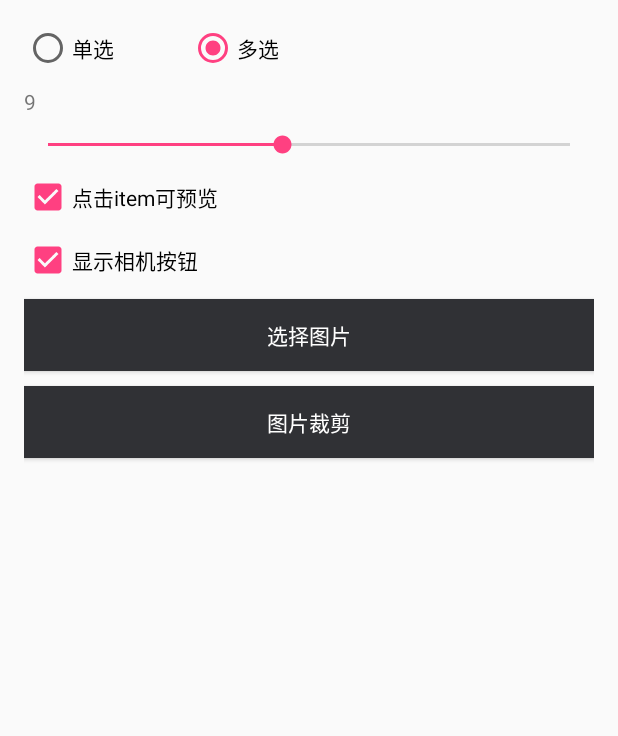
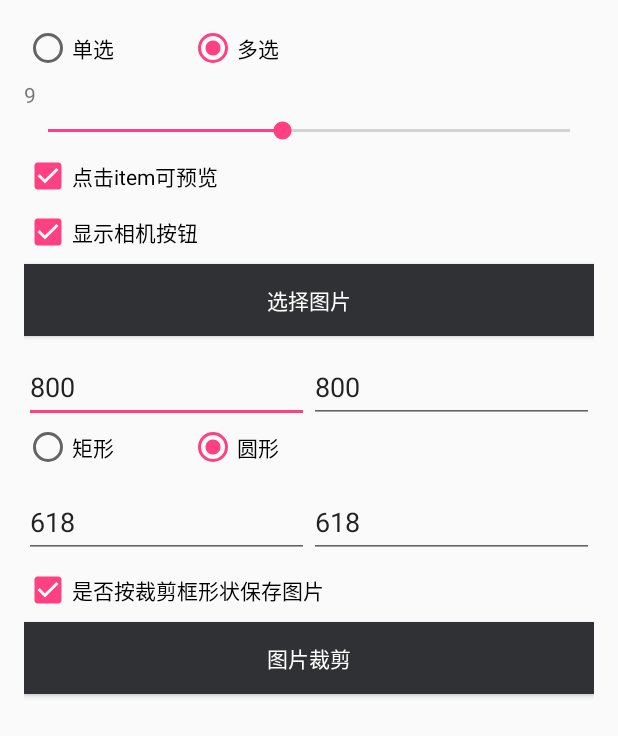
Before and after one commit to sundevin/PicturePicker, an Android app: the screen it shows after launch (MainActivity), on a phone screen of 412 x 824 dp. Shown: the top 736 px of the screen. Run offline under Robolectric (Android 15) with nearby library versions, the phone set to English and light mode, and no system bars.

Commit message:
补充sample, 更新README.md

```diff
--- a/app/src/main/java/com/devin/demo/MainActivity.java
+++ b/app/src/main/java/com/devin/demo/MainActivity.java
@@ -10,6 +10,7 @@ import android.view.View;
 import android.view.ViewGroup;
 import android.widget.Button;
 import android.widget.CheckBox;
+import android.widget.EditText;
 import android.widget.ImageView;
 import android.widget.LinearLayout;
 import android.widget.RadioButton;
@@ -54,6 +55,14 @@ public class MainActivity extends AppCompatActivity {
     private CheckBox cbCanPreview;
     private CheckBox cbShowCamera;
     private Button button;
+    private EditText etOutPutX;
+    private EditText etOutPutY;
+    private RadioGroup rgFarmShape;
+    private RadioButton rbRectangle;
+    private RadioButton rbCircle;
+    private EditText etFarmWidth;
+    private EditText etFarmHeight;
+    private CheckBox cbSaveByFarmShape;
     private Button button2;
     private RecyclerView recyclerView;
 
@@ -67,8 +76,21 @@ public class MainActivity extends AppCompatActivity {
         cbCanPreview = (CheckBox) findViewById(R.id.cb_canPreview);
         cbShowCamera = (CheckBox) findViewById(R.id.cb_showCamera);
         button = (Button) findViewById(R.id.button);
+        etOutPutX = (EditText) findViewById(R.id.et_out_put_x);
+        etOutPutY = (EditText) findViewById(R.id.et_out_put_y);
+        rgFarmShape = (RadioGroup) findViewById(R.id.rg_farm_shape);
+        rbRectangle = (RadioButton) findViewById(R.id.rb_rectangle);
+        rbCircle = (RadioButton) findViewById(R.id.rb_circle);
+        etFarmWidth = (EditText) findViewById(R.id.et_farm_width);
+        etFarmHeight = (EditText) findViewById(R.id.et_farm_height);
+        cbSaveByFarmShape = (CheckBox) findViewById(R.id.cb_save_by_farm_shape);
         button2 = (Button) findViewById(R.id.button2);
         recyclerView = (RecyclerView) findViewById(R.id.recyclerView);
+
+        DisplayMetrics displayMetrics = getResources().getDisplayMetrics();
+        etFarmWidth.setText(String.valueOf(displayMetrics.widthPixels));
+        etFarmHeight.setText(String.valueOf(displayMetrics.widthPixels));
+
 
         rgPickType.setOnCheckedChangeListener(new RadioGroup.OnCheckedChangeListener() {
             @Override
@@ -128,15 +150,13 @@ public class MainActivity extends AppCompatActivity {
                     Toast.makeText(MainActivity.this, "先选图片", Toast.LENGTH_SHORT).show();
                 } else {
 
-                    DisplayMetrics displayMetrics = getResources().getDisplayMetrics();
-
                     CropOptions cropOptions = new CropOptions.Builder()
-                            .setOutPutX(800)
-                            .setOutPutY(800)
-                            .setStyle(CropImageView.Style.RECTANGLE)
-                            .setFocusWidth(displayMetrics.widthPixels)
-                            .setFocusHeight(displayMetrics.widthPixels)
-                            .setSaveRectangle(false)
+                            .setOutPutX(Integer.parseInt(etOutPutX.getText().toString()))
+                            .setOutPutY(Integer.parseInt(etOutPutY.getText().toString()))
+                            .setStyle(rbRectangle.isChecked()? CropImageView.Style.RECTANGLE:CropImageView.Style.CIRCLE)
+                            .setFocusWidth(Integer.parseInt(etFarmWidth.getText().toString()))
+                            .setFocusHeight(Integer.parseInt(etFarmHeight.getText().toString()))
+                            .setSaveRectangle(!cbSaveByFarmShape.isSaveEnabled())
                             .build();
 
                     PictureCropActivity.startPictureCropActivity(MainActivity.this, pictureItemList.get(0).pictureAbsPath, cropOptions, CROP_IMG_REQUEST);
--- a/app/src/main/res/layout/activity_main.xml
+++ b/app/src/main/res/layout/activity_main.xml
@@ -8,8 +8,7 @@
     android:paddingBottom="@dimen/activity_vertical_margin"
     android:paddingLeft="@dimen/activity_horizontal_margin"
     android:paddingRight="@dimen/activity_horizontal_margin"
-    android:paddingTop="@dimen/activity_vertical_margin"
-    tools:context="com.devin.demo.MainActivity">
+    android:paddingTop="@dimen/activity_vertical_margin">
 
     <LinearLayout
         android:layout_width="match_parent"
@@ -44,13 +43,13 @@
             android:id="@+id/tv_max_count"
             android:layout_width="wrap_content"
             android:layout_height="wrap_content"
-            android:layout_marginTop="10dp" />
+            android:layout_marginTop="5dp" />
 
         <SeekBar
             android:id="@+id/seekBar"
             android:layout_width="match_parent"
             android:layout_height="wrap_content"
-            android:layout_marginTop="10dp"
+            android:layout_marginTop="5dp"
             android:max="20"
             android:progress="9" />
 
@@ -59,7 +58,7 @@
             android:id="@+id/cb_canPreview"
             android:layout_width="match_parent"
             android:layout_height="wrap_content"
-            android:layout_marginTop="10dp"
+            android:layout_marginTop="5dp"
             android:checked="true"
             android:text="点击item可预览" />
 
@@ -67,7 +66,7 @@
             android:id="@+id/cb_showCamera"
             android:layout_width="match_parent"
             android:layout_height="wrap_content"
-            android:layout_marginTop="10dp"
+            android:layout_marginTop="5dp"
             android:checked="true"
             android:text="显示相机按钮" />
 
@@ -76,25 +75,106 @@
             android:id="@+id/button"
             android:layout_width="match_parent"
             android:layout_height="wrap_content"
-            android:layout_marginTop="10dp"
+            android:layout_marginTop="5dp"
             android:background="@color/color_303135"
             android:text="选择图片"
             android:textColor="#fff" />
+
+        <LinearLayout
+            android:layout_width="match_parent"
+            android:layout_height="wrap_content"
+            android:layout_marginTop="10dp">
+
+            <EditText
+                android:id="@+id/et_out_put_x"
+                android:layout_width="0dp"
+                android:text="800"
+                android:inputType="number"
+                android:layout_height="wrap_content"
+                android:layout_weight="1"
+                android:hint="期望输出的图片的宽" />
+
+            <EditText
+                android:id="@+id/et_out_put_y"
+                android:layout_width="0dp"
+                android:inputType="number"
+                android:text="800"
+                android:layout_height="wrap_content"
+                android:layout_weight="1"
+                android:hint="期望输出的图片的高" />
+
+        </LinearLayout>
+
+
+        <RadioGroup
+            android:id="@+id/rg_farm_shape"
+            android:layout_width="match_parent"
+            android:layout_height="wrap_content"
+            android:orientation="horizontal">
+
+            <RadioButton
+                android:id="@+id/rb_rectangle"
+                android:layout_width="wrap_content"
+                android:layout_height="wrap_content"
+                android:text="矩形" />
+
+            <RadioButton
+                android:id="@+id/rb_circle"
+                android:layout_width="wrap_content"
+                android:layout_height="wrap_content"
+                android:layout_marginLeft="50dp"
+                android:checked="true"
+                android:text="圆形" />
+
+        </RadioGroup>
+
+        <LinearLayout
+            android:layout_width="match_parent"
+            android:layout_height="wrap_content"
+            android:layout_marginTop="10dp">
+
+            <EditText
+                android:id="@+id/et_farm_width"
+                android:layout_width="0dp"
+                android:inputType="number"
+                android:text="280"
+                android:layout_height="wrap_content"
+                android:layout_weight="1"
+                android:hint="裁剪框宽" />
+
+            <EditText
+                android:id="@+id/et_farm_height"
+                android:layout_width="0dp"
+                android:inputType="number"
+                android:text="280"
+                android:layout_height="wrap_content"
+                android:layout_weight="1"
+                android:hint="裁剪框高" />
+
+        </LinearLayout>
+
+        <CheckBox
+            android:id="@+id/cb_save_by_farm_shape"
+            android:layout_width="match_parent"
+            android:layout_height="wrap_content"
+            android:layout_marginTop="5dp"
+            android:checked="true"
+            android:text="是否按裁剪框形状保存图片" />
 
         <Button
             android:id="@+id/button2"
             android:layout_width="match_parent"
             android:layout_height="wrap_content"
-            android:layout_marginTop="10dp"
+            android:layout_marginTop="5dp"
             android:background="@color/color_303135"
             android:text="图片裁剪"
             android:textColor="#fff" />
 
         <android.support.v7.widget.RecyclerView
-            android:layout_marginTop="20dp"
             android:id="@+id/recyclerView"
             android:layout_width="match_parent"
-            android:layout_height="wrap_content" />
+            android:layout_height="wrap_content"
+            android:layout_marginTop="20dp" />
     </LinearLayout>
 
 </ScrollView>
```
Also changed, not shown: 1 other file.
